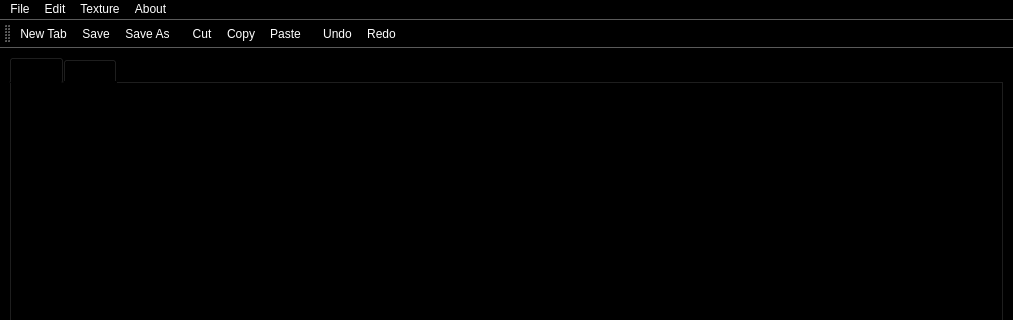
Above: GUI with QT/PyroNotes/notewindow.ui from SadmanSkb55/CPP-and-QT-GUI before the change; both pictures show x 0 to 1013 and y 0 to 320 of the 1013 by 546 pixel window. Below: the same form after it.
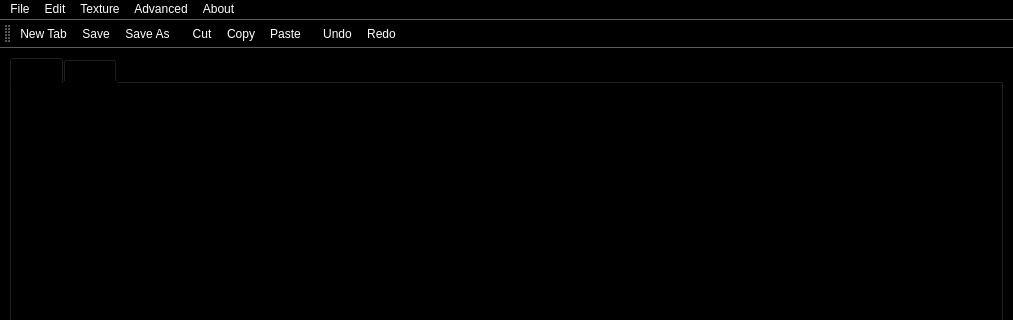
That is the form after the change. Icons and pictures are not drawn.

The edit to the form file:
```diff
--- a/GUI with QT/PyroNotes/notewindow.ui
+++ b/GUI with QT/PyroNotes/notewindow.ui
@@ -94,9 +94,18 @@
     </property>
     <addaction name="actionAbout_PyroNote"/>
    </widget>
+   <widget class="QMenu" name="menuAdvanced">
+    <property name="title">
+     <string>Advanced</string>
+    </property>
+    <addaction name="actionText_To_Speech"/>
+    <addaction name="actionOpen_Browser"/>
+    <addaction name="actionSend_this_by_Mail"/>
+   </widget>
    <addaction name="menuFile"/>
    <addaction name="menuEdit"/>
    <addaction name="menuTexture"/>
+   <addaction name="menuAdvanced"/>
    <addaction name="menuAbout"/>
   </widget>
   <widget class="QStatusBar" name="statusbar"/>
```
Left out of the diff: 31 changed lines with no effect on the pictures.
